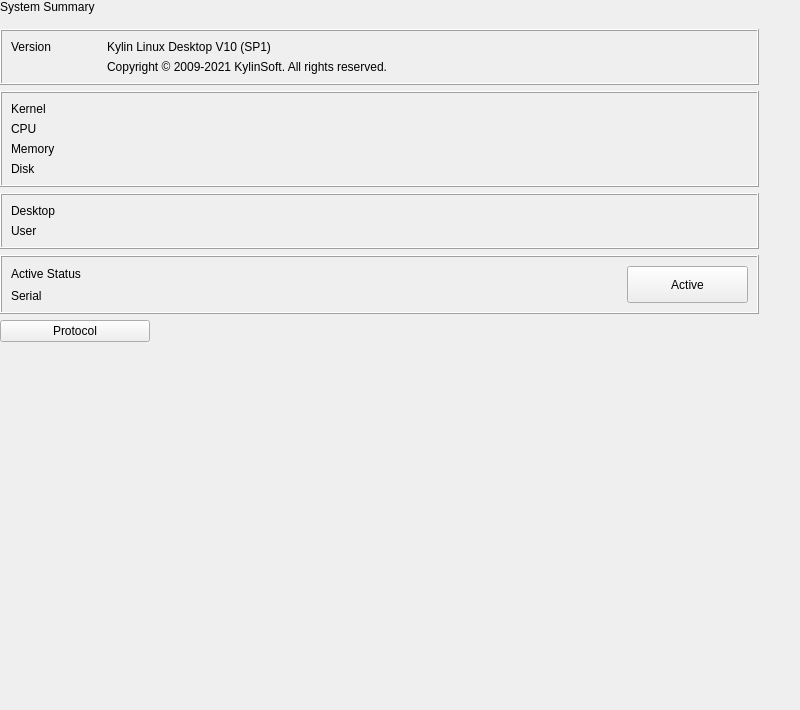
Old version of the form plugins/messages-task/about/about.ui in the repository ukui/ukui-control-center.
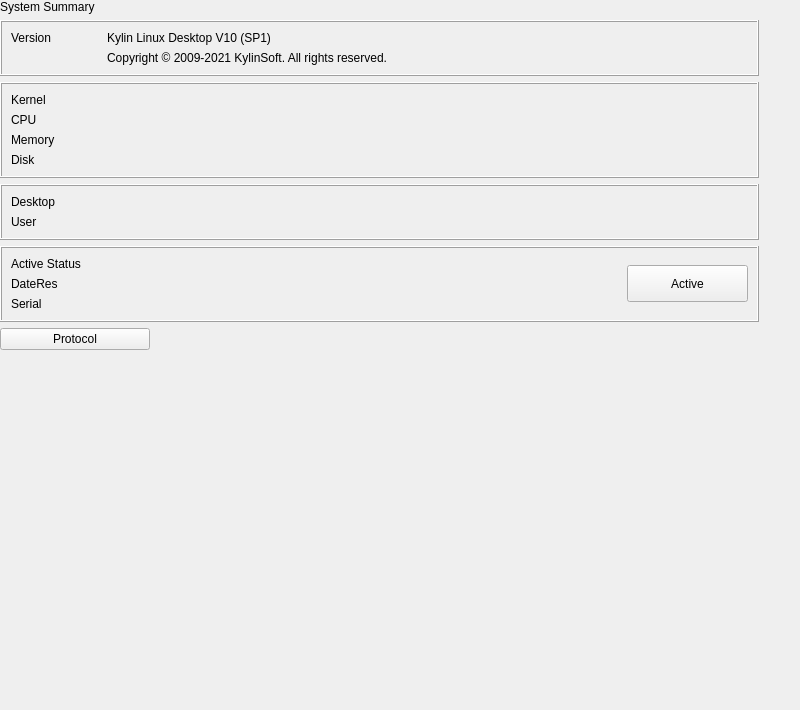
New version of the form. Custom widgets are drawn as their Qt base class.

Commit message:
fix(About): About
Description: About

Log: 【内测】【激活专项】【控制面板】导入授权文件、已激活、激活已过期控制面板关于界面显示与设计不符

```diff
--- a/plugins/messages-task/about/about.ui
+++ b/plugins/messages-task/about/about.ui
@@ -69,6 +69,9 @@
       <property name="leftMargin">
        <number>0</number>
       </property>
+      <property name="topMargin">
+       <number>0</number>
+      </property>
       <item>
        <widget class="QFrame" name="frame">
         <property name="sizePolicy">
@@ -252,13 +255,13 @@
              </property>
              <property name="minimumSize">
               <size>
-               <width>90</width>
+               <width>100</width>
                <height>0</height>
               </size>
              </property>
              <property name="maximumSize">
               <size>
-               <width>90</width>
+               <width>100</width>
                <height>16777215</height>
               </size>
              </property>
@@ -291,13 +294,13 @@
              </property>
              <property name="minimumSize">
               <size>
-               <width>90</width>
+               <width>100</width>
                <height>0</height>
               </size>
              </property>
              <property name="maximumSize">
               <size>
-               <width>90</width>
+               <width>100</width>
                <height>16777215</height>
               </size>
              </property>
@@ -339,13 +342,13 @@
              </property>
              <property name="minimumSize">
               <size>
-               <width>90</width>
+               <width>100</width>
                <height>0</height>
               </size>
              </property>
              <property name="maximumSize">
               <size>
-               <width>90</width>
+               <width>100</width>
                <height>16777215</height>
               </size>
              </property>
@@ -387,13 +390,13 @@
              </property>
              <property name="minimumSize">
               <size>
-               <width>90</width>
+               <width>100</width>
                <height>0</height>
               </size>
              </property>
              <property name="maximumSize">
               <size>
-               <width>90</width>
+               <width>100</width>
                <height>16777215</height>
               </size>
              </property>
@@ -441,13 +444,13 @@
             <widget class="QLabel" name="label_3">
              <property name="minimumSize">
               <size>
-               <width>90</width>
+               <width>100</width>
                <height>0</height>
               </size>
              </property>
              <property name="maximumSize">
               <size>
-               <width>90</width>
+               <width>100</width>
                <height>16777215</height>
               </size>
              </property>
@@ -471,13 +474,13 @@
             <widget class="QLabel" name="label_6">
              <property name="minimumSize">
               <size>
-               <width>90</width>
+               <width>100</width>
                <height>0</height>
               </size>
              </property>
              <property name="maximumSize">
               <size>
-               <width>90</width>
+               <width>100</width>
                <height>16777215</height>
               </size>
              </property>
@@ -517,13 +520,13 @@
                 <widget class="QLabel" name="label_5">
                  <property name="minimumSize">
                   <size>
-                   <width>90</width>
+                   <width>100</width>
                    <height>0</height>
                   </size>
                  </property>
                  <property name="maximumSize">
                   <size>
-                   <width>90</width>
+                   <width>100</width>
                    <height>16777215</height>
                   </size>
                  </property>
@@ -533,7 +536,49 @@
                 </widget>
                </item>
                <item>
-                <widget class="QLabel" name="activeContent">
+                <widget class="FixLabel" name="activeContent">
+                 <property name="minimumSize">
+                  <size>
+                   <width>400</width>
+                   <height>0</height>
+                  </size>
+                 </property>
+                 <property name="text">
+                  <string/>
+                 </property>
+                 <property name="wordWrap">
+                  <bool>true</bool>
+                 </property>
+                </widget>
+               </item>
+              </layout>
+             </item>
+             <item>
+              <layout class="QHBoxLayout" name="horizontalLayout_15">
+               <property name="topMargin">
+                <number>0</number>
+               </property>
+               <item>
+                <widget class="FixLabel" name="label_8">
+                 <property name="minimumSize">
+                  <size>
+                   <width>100</width>
+                   <height>0</height>
+                  </size>
+                 </property>
+                 <property name="maximumSize">
+                  <size>
+                   <width>100</width>
+                   <height>16777215</height>
+                  </size>
+                 </property>
+                 <property name="text">
+                  <string>DateRes</string>
+                 </property>
+                </widget>
+               </item>
+               <item>
+                <widget class="QLabel" name="timeContent">
                  <property name="text">
                   <string/>
                  </property>
@@ -547,13 +592,13 @@
                 <widget class="QLabel" name="label_7">
                  <property name="minimumSize">
                   <size>
-                   <width>90</width>
+                   <width>100</width>
                    <height>0</height>
                   </size>
                  </property>
                  <property name="maximumSize">
                   <size>
-                   <width>90</width>
+                   <width>100</width>
                    <height>16777215</height>
                   </size>
                  </property>
@@ -654,6 +699,11 @@
    <extends>QLabel</extends>
    <header>titlelabel.h</header>
   </customwidget>
+  <customwidget>
+   <class>FixLabel</class>
+   <extends>QLabel</extends>
+   <header>fixlabel.h</header>
+  </customwidget>
  </customwidgets>
  <resources/>
  <connections/>
```
Left out of the diff: 2 changed lines with no effect on the pictures. The commit also changes 21 other files.
